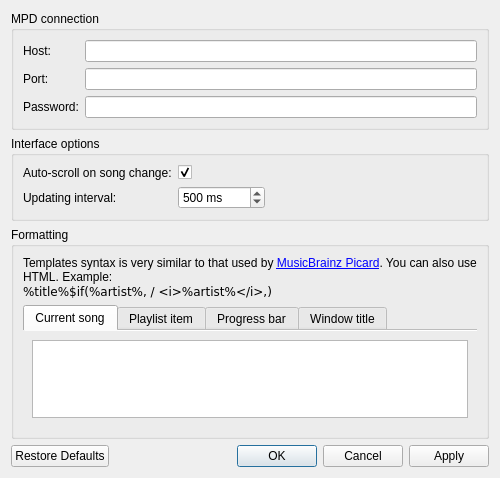
tsufeki/qygmy, file qygmy/ui/settings.ui: the form before one commit.
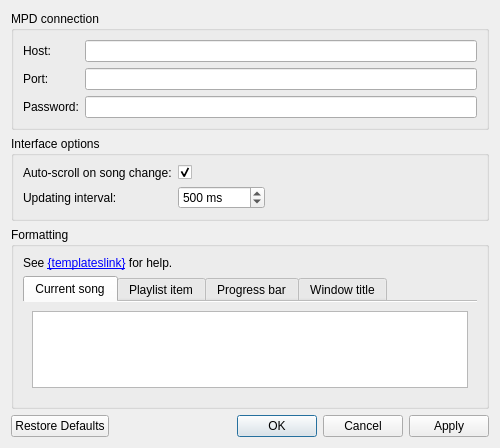
The form after the commit.

Diff of the .ui file:
```diff
--- a/qygmy/ui/settings.ui
+++ b/qygmy/ui/settings.ui
@@ -155,7 +155,7 @@
       <item>
        <widget class="QLabel" name="help_lb">
         <property name="text">
-         <string>Templates syntax is very similar to that used by &lt;a href=&quot;http://musicbrainz.org/&quot;&gt;MusicBrainz Picard&lt;/a&gt;. You can also use HTML. Example:&lt;br&gt;&lt;code&gt;%title%$if(%artist%, / &amp;lt;i&amp;gt;%artist%&amp;lt;/i&amp;gt;,)&lt;/code&gt;</string>
+         <string>See &lt;a href=&quot;{templateslink}&quot;&gt;{templateslink}&lt;/a&gt; for help.</string>
         </property>
         <property name="textFormat">
          <enum>Qt::RichText</enum>
```
Left out of the diff: 3 changed lines with no effect on the pictures.
